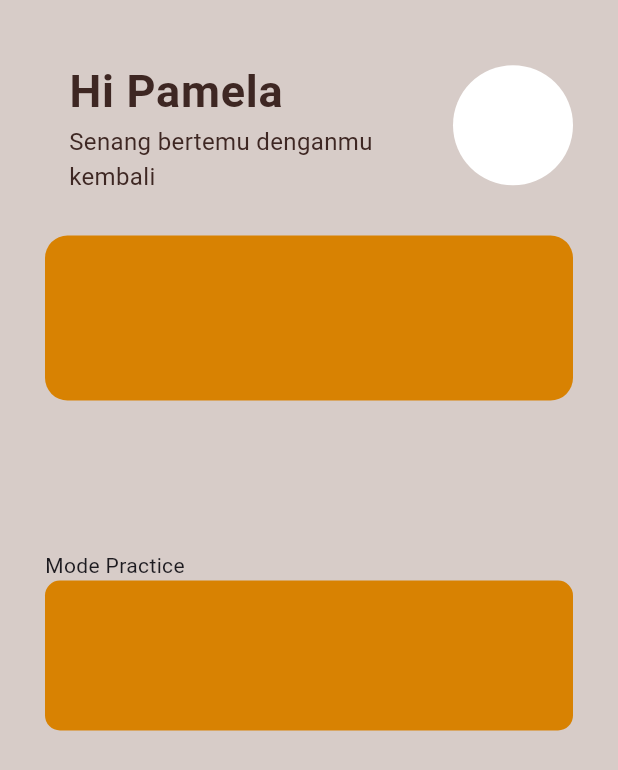
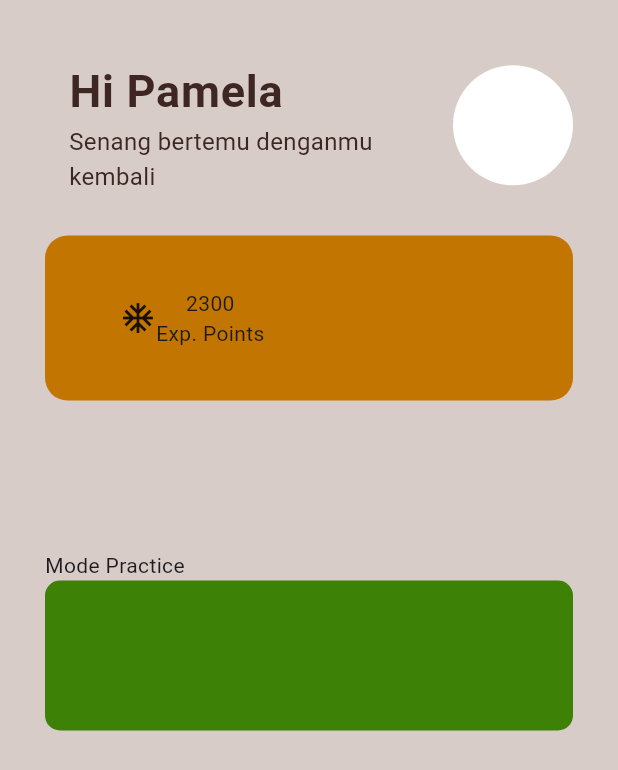
Before and after one commit to Faqihasyari/animated, a Flutter app: the screen it shows after launch, on a phone screen of 412 x 824 dp. Shown: the top 770 px of the screen. Run offline on Flutter 3.47's test engine with Material 3 defaults, Android fonts, the phone set to English and light mode, and no system bars; missing offline and left inert: custom_button_builder.

Commit message:
point container

```diff
--- a/lib/home_page.dart
+++ b/lib/home_page.dart
@@ -50,8 +50,20 @@ class _HomePageState extends State<HomePage> {
               width: double.infinity,
               height: 110,
               decoration: BoxDecoration(
-                color: const Color.fromARGB(255, 216, 130, 2),
+                color: const Color.fromARGB(255, 194, 117, 1),
                 borderRadius: BorderRadius.circular(15),
+              ),
+              child: Padding(
+                padding: const EdgeInsets.symmetric(horizontal: 50.0),
+                child: Row(
+                  children: [
+                    Icon(Icons.ac_unit_sharp),
+                    Column(
+                      mainAxisAlignment: MainAxisAlignment.center,
+                      children: [Text('2300'), Text('Exp. Points')],
+                    ),
+                  ],
+                ),
               ),
             ),
             SizedBox(height: 100),
@@ -60,7 +72,7 @@ class _HomePageState extends State<HomePage> {
               width: double.infinity,
               height: 100,
               decoration: BoxDecoration(
-                color: const Color.fromARGB(255, 216, 130, 2),
+                color: const Color.fromARGB(255, 62, 129, 7),
                 borderRadius: BorderRadius.circular(10),
               ),
             ),
```
